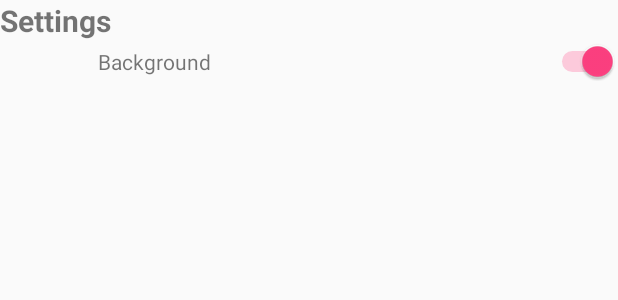
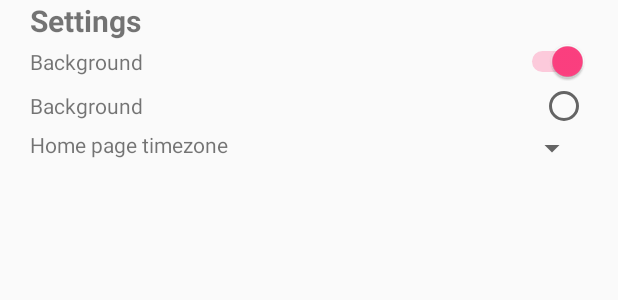
Before and after one commit to Alexmruth/androidAss2, an Android app: the layout settings.xml on its own in the app's theme, with its tools: preview values and no code run, on a phone screen of 412 x 824 dp. Shown: the top 300 px of the screen. Run offline under Robolectric (Android 15) with nearby library versions, the phone set to English and light mode, and no system bars.

Commit message:
improving ui

```diff
--- a/app/src/main/java/com/example/aruth/assignment1/MainActivity.java
+++ b/app/src/main/java/com/example/aruth/assignment1/MainActivity.java
@@ -9,7 +9,7 @@ public class MainActivity extends AppCompatActivity {
     @Override
     protected void onCreate(Bundle savedInstanceState) {
         super.onCreate(savedInstanceState);
-        setContentView(R.layout.activity_main);
+        setContentView(R.layout.settings);
     }
 
 }
--- a/app/src/main/res/layout/activity_main.xml
+++ b/app/src/main/res/layout/activity_main.xml
@@ -3,11 +3,19 @@
     android:orientation="vertical" android:layout_width="match_parent"
     android:layout_height="match_parent">
 
+    <ImageView
+        android:id="@+id/imageView"
+        android:layout_width="100dp"
+        android:layout_height="100dp"
+        android:layout_gravity="center"
+        android:layout_marginTop="130dp"
+        android:src="@drawable/clock" />
+
     <TextClock
         android:layout_height="wrap_content"
         android:layout_width="match_parent"
         android:gravity="center"
-        android:paddingTop="250dp"
+        android:paddingTop="20dp"
         android:textSize="40sp" />
     <TextView
         android:layout_height="wrap_content"
--- a/app/src/main/res/layout/settings.xml
+++ b/app/src/main/res/layout/settings.xml
@@ -2,7 +2,9 @@
 <LinearLayout xmlns:android="http://schemas.android.com/apk/res/android"
     xmlns:tools="http://schemas.android.com/tools"
     android:orientation="vertical" android:layout_width="match_parent"
-    android:layout_height="match_parent">
+    android:layout_height="match_parent"
+    android:paddingRight="20dp"
+    android:paddingLeft="20dp">
     <TextView
         android:layout_width="match_parent"
         android:layout_height="wrap_content"
@@ -17,16 +19,43 @@
             android:layout_width="match_parent"
             android:layout_height="wrap_content"
             android:layout_weight="1"
-            android:gravity="center"
             android:text="@string/background"
             />
-
         <Switch
+            android:layout_width="wrap_content"
+            android:layout_height="wrap_content"
+            tools:checked="true" />
+    </LinearLayout>
+    <LinearLayout
+        android:layout_width="match_parent"
+        android:layout_height="wrap_content"
+        android:orientation="horizontal">
+        <TextView
             android:layout_width="match_parent"
             android:layout_height="wrap_content"
             android:layout_weight="1"
-            android:gravity="center"
-            tools:checked="true" />
+            android:text="@string/background"
+            />
+        <RadioButton
+            android:layout_width="wrap_content"
+            android:layout_height="wrap_content"
+            android:checked="false" />
+    </LinearLayout>
+    <LinearLayout
+        android:layout_width="match_parent"
+        android:layout_height="wrap_content"
+        android:orientation="horizontal">
+        <TextView
+            android:layout_width="match_parent"
+            android:layout_height="wrap_content"
+            android:layout_weight="1"
+            android:text="@string/hometimesetting"
+            />
+        <Spinner
+            android:layout_width="match_parent"
+            android:layout_height="wrap_content"
+            android:layout_weight="1">
+        </Spinner>
     </LinearLayout>
 
 </LinearLayout>
--- a/app/src/main/res/layout/timezone_list.xml
+++ b/app/src/main/res/layout/timezone_list.xml
@@ -1,7 +1,9 @@
 <?xml version="1.0" encoding="utf-8"?>
 <LinearLayout xmlns:android="http://schemas.android.com/apk/res/android"
     android:orientation="vertical" android:layout_width="match_parent"
-    android:layout_height="match_parent">
+    android:layout_height="match_parent"
+    android:paddingRight="20dp"
+    android:paddingLeft="20dp">
     <TextView
         android:layout_width="match_parent"
         android:layout_height="wrap_content"
--- a/app/src/main/res/values/strings.xml
+++ b/app/src/main/res/values/strings.xml
@@ -18,4 +18,6 @@
     <string name="settings_btn">Settings</string>
 
     <string name="background">Background</string>
+    <string name="hometimesetting">Home page timezone</string>
+
 </resources>
```
Also changed, not shown: app/src/main/res/drawable/clock.png (added).
